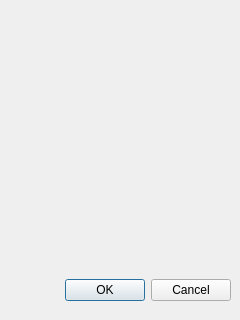
Before: the Qt Designer form src/p8microclimate_gui.ui in iut-ibk/P8Modules, drawn with Qt 5.
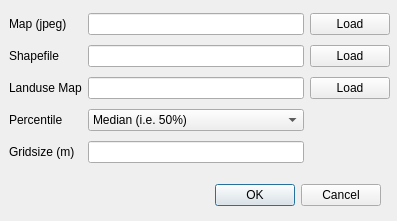
After: the same form once the commit is applied.

Diff of the .ui file:
```diff
--- a/src/p8microclimate_gui.ui
+++ b/src/p8microclimate_gui.ui
@@ -5,8 +5,8 @@
    <rect>
     <x>0</x>
     <y>0</y>
-    <width>240</width>
-    <height>320</height>
+    <width>397</width>
+    <height>221</height>
    </rect>
   </property>
   <property name="windowTitle">
@@ -15,10 +15,10 @@
   <widget class="QDialogButtonBox" name="buttonBox">
    <property name="geometry">
     <rect>
-     <x>10</x>
-     <y>270</y>
-     <width>221</width>
-     <height>41</height>
+     <x>210</x>
+     <y>180</y>
+     <width>171</width>
+     <height>31</height>
     </rect>
    </property>
    <property name="orientation">
@@ -28,6 +28,105 @@
     <set>QDialogButtonBox::Cancel|QDialogButtonBox::Ok</set>
    </property>
   </widget>
+  <widget class="QWidget" name="gridLayoutWidget">
+   <property name="geometry">
+    <rect>
+     <x>9</x>
+     <y>9</y>
+     <width>381</width>
+     <height>161</height>
+    </rect>
+   </property>
+   <layout class="QGridLayout" name="gridLayout">
+    <item row="3" column="2">
+     <widget class="QPushButton" name="pb_shape">
+      <property name="text">
+       <string>Load</string>
+      </property>
+     </widget>
+    </item>
+    <item row="1" column="1">
+     <widget class="QLineEdit" name="le_map"/>
+    </item>
+    <item row="3" column="0">
+     <widget class="QLabel" name="label">
+      <property name="text">
+       <string>Shapefile</string>
+      </property>
+     </widget>
+    </item>
+    <item row="6" column="0">
+     <widget class="QLabel" name="label_4">
+      <property name="text">
+       <string>Percentile</string>
+      </property>
+     </widget>
+    </item>
+    <item row="5" column="0">
+     <widget class="QLabel" name="label_2">
+      <property name="text">
+       <string>Landuse Map</string>
+      </property>
+     </widget>
+    </item>
+    <item row="5" column="2">
+     <widget class="QPushButton" name="pb_landuse">
+      <property name="text">
+       <string>Load</string>
+      </property>
+     </widget>
+    </item>
+    <item row="3" column="1">
+     <widget class="QLineEdit" name="le_shape"/>
+    </item>
+    <item row="1" column="0">
+     <widget class="QLabel" name="label_3">
+      <property name="text">
+       <string>Map (jpeg)</string>
+      </property>
+     </widget>
+    </item>
+    <item row="1" column="2">
+     <widget class="QPushButton" name="pb_map">
+      <property name="text">
+       <string>Load</string>
+      </property>
+     </widget>
+    </item>
+    <item row="5" column="1">
+     <widget class="QLineEdit" name="le_landuse"/>
+    </item>
+    <item row="7" column="0">
+     <widget class="QLabel" name="label_5">
+      <property name="text">
+       <string>Gridsize (m)</string>
+      </property>
+     </widget>
+    </item>
+    <item row="7" column="1">
+     <widget class="QLineEdit" name="le_gridsize"/>
+    </item>
+    <item row="6" column="1">
+     <widget class="QComboBox" name="cmb_perc">
+      <item>
+       <property name="text">
+        <string>Median (i.e. 50%)</string>
+       </property>
+      </item>
+      <item>
+       <property name="text">
+        <string>Median - Stdec (i.e. 20%)</string>
+       </property>
+      </item>
+      <item>
+       <property name="text">
+        <string>Median + Stdev (i.e. 80%)</string>
+       </property>
+      </item>
+     </widget>
+    </item>
+   </layout>
+  </widget>
  </widget>
  <resources/>
  <connections>
```
Left out of the diff: 1 changed line with no effect on the pictures.
